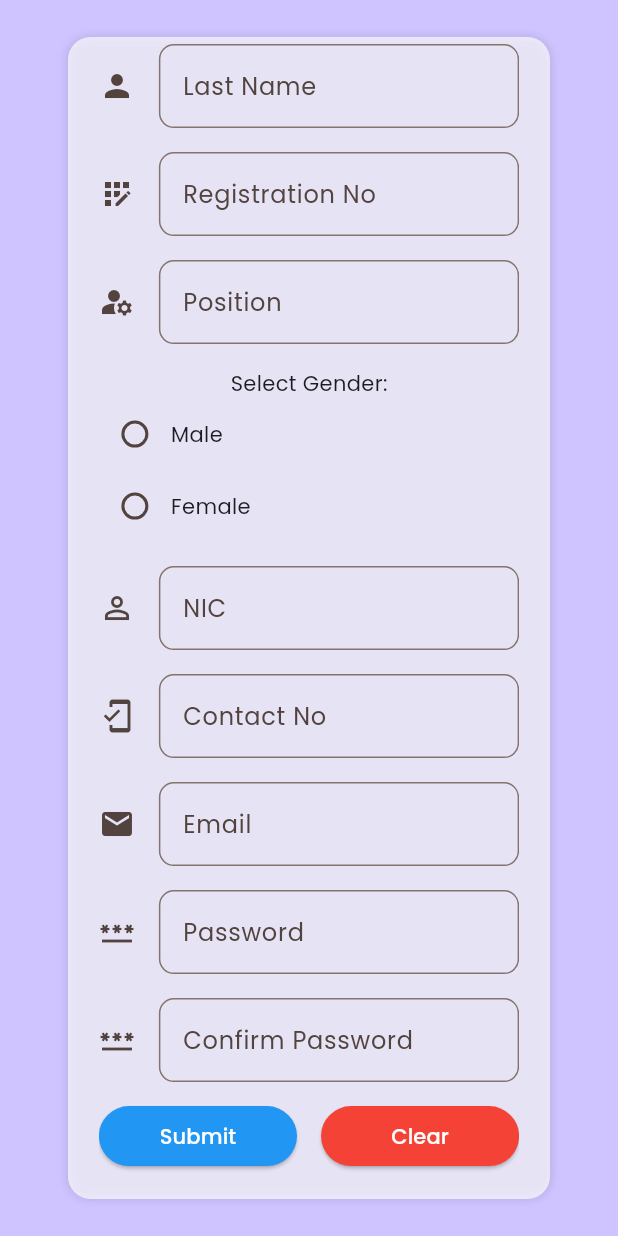
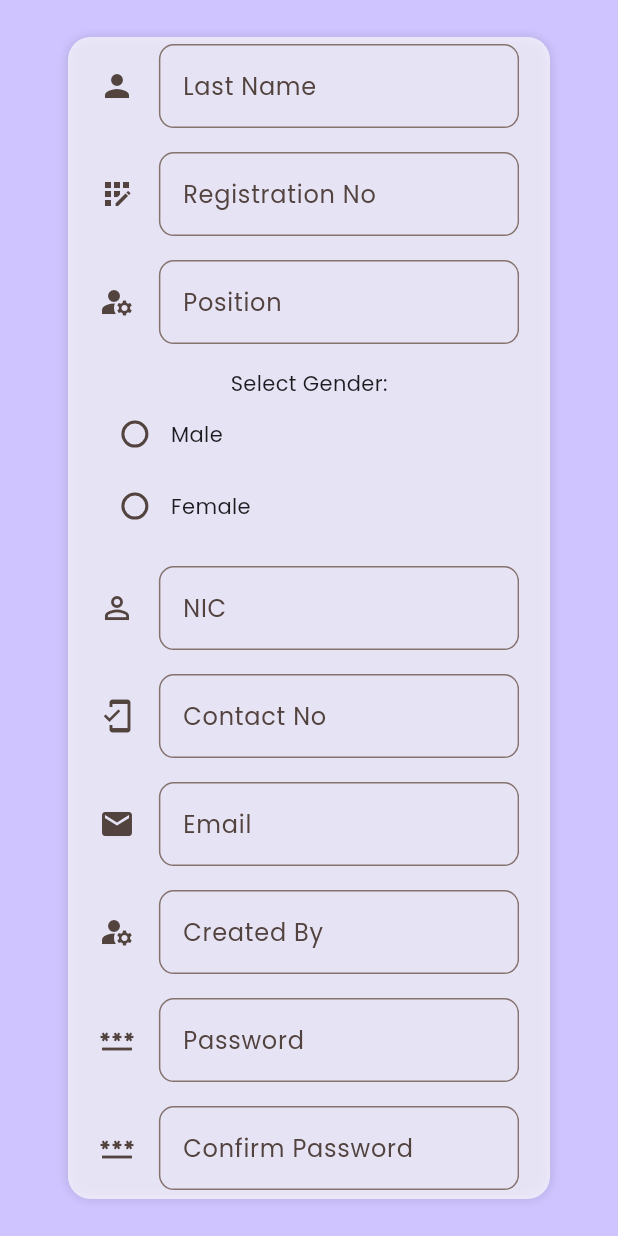
Before and after one commit to Randil-Hasanga/third_year_project_web_team_14, a Flutter app: the CreateOfficerPage screen opened directly, scrolled down 221 dp, on a phone screen of 412 x 824 dp. Run offline on Flutter 3.47's test engine with Material 3 defaults, Android fonts, the phone set to English and light mode, and no system bars; our stand-ins replace cloud_firestore, file_picker, firebase_auth, firebase_core, firebase_storage, flutter_image_compress and 4 more; missing offline and left inert: dart:html, emailjs; accounts and stored records are empty.

Commit message:
feild_validation
created person , password feild

```diff
--- a/jms_desktop/lib/pages/create_officer_page.dart
+++ b/jms_desktop/lib/pages/create_officer_page.dart
@@ -35,6 +35,7 @@ class _CreateOfficerPageState extends State<CreateOfficerPage> {
       _contactNo,
       _email,
       _nic,
+      _createdBy,
       _password,
       _confirmPassword;
 
@@ -43,6 +44,9 @@ class _CreateOfficerPageState extends State<CreateOfficerPage> {
     super.initState();
     _richTextWidget = GetIt.instance.get<RichTextWidget>();
   }
+
+  String? uid;
+  Map? currentUser;
 
   // Function to save officer data to Firestore
   Future<void> _saveOfficerData() async {
@@ -84,6 +88,7 @@ class _CreateOfficerPageState extends State<CreateOfficerPage> {
             'registered_date': FieldValue.serverTimestamp(),
             'disabled': false,
             'type': _accountType,
+            'created_by': _createdBy,
             // Optional, to track when data is added
           });
 
@@ -117,6 +122,7 @@ class _CreateOfficerPageState extends State<CreateOfficerPage> {
       _password = null;
       _confirmPassword = null;
       _selectedGender = null;
+      _createdBy = null;
     });
 
     ScaffoldMessenger.of(context).showSnackBar(
@@ -358,7 +364,7 @@ class _CreateOfficerPageState extends State<CreateOfficerPage> {
                     if (_value == null || _value.isEmpty) {
                       return 'Please enter contact no';
                     }
-                    final regex = RegExp(r'^\+?[0-9]{10,15}$');
+                    final regex = RegExp(r'^\+?[0-9]{10,12}$');
 
                     if (!regex.hasMatch(_value)) {
                       return "Invalid contact number";
@@ -406,10 +412,34 @@ class _CreateOfficerPageState extends State<CreateOfficerPage> {
                 const SizedBox(
                   height: 16.0,
                 ),
+                // Created person
+                TextFormField(
+                  onSaved: (_value) {
+                    setState(() {
+                      _createdBy = _value!;
+                    });
+                  },
+                  validator: (_value) {
+                    if (_value == null || _value.isEmpty) {
+                      return 'Please enter created person name';
+                    }
+                    return null;
+                  },
+                  decoration: InputDecoration(
+                    labelText: 'Created By',
+                    icon: Icon(Icons.manage_accounts),
+                    border: OutlineInputBorder(
+                      borderRadius: BorderRadius.circular(10.0),
+                    ),
+                  ),
+                ),
+                const SizedBox(
+                  height: 16.0,
+                ),
                 // Password field
                 TextFormField(
-                  focusNode: _passwordFocusNode,
-                  //obscureText: true, // Hides the text for security
+                  // focusNode: _passwordFocusNode,
+                  obscureText: true, // Hides the text for security
                   decoration: InputDecoration(
                     labelText: "Password",
                     icon: Icon(Icons.password),
@@ -436,8 +466,8 @@ class _CreateOfficerPageState extends State<CreateOfficerPage> {
                 ),
                 // confirm password field
                 TextFormField(
-                  focusNode: _confirmpasswordFocusNode,
-                  //obscureText: true, // Hides the text for security
+                  // focusNode: _confirmpasswordFocusNode,
+                  obscureText: true, // Hides the text for security
                   decoration: InputDecoration(
                     labelText: "Confirm Password",
                     icon: Icon(Icons.password_outlined),
--- a/jms_desktop/lib/pages/officers_page.dart
+++ b/jms_desktop/lib/pages/officers_page.dart
@@ -433,6 +433,12 @@ class SelectedOfficerDetailsWidget extends StatelessWidget {
                                 "${officer!['email']}",
                                 15,
                               ),
+                              const Divider(),
+                              _richTextWidget!.KeyValuePairrichText(
+                                "Created By:",
+                                "${officer!['created_by']}",
+                                15,
+                              ),
                             ],
                           ),
                         ),
```
